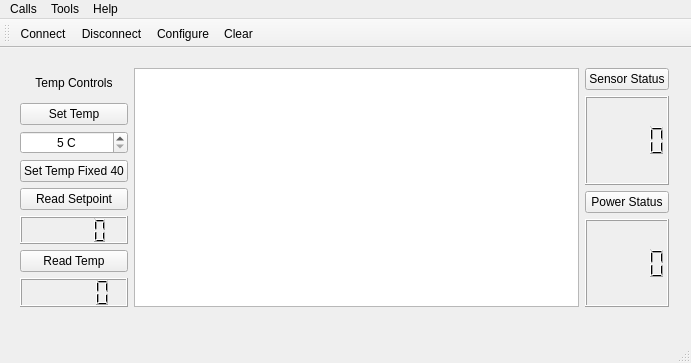
This is mainwindow.ui in DonMunn/OvenComm as Qt 5 draws it before an edit. The edited form follows.
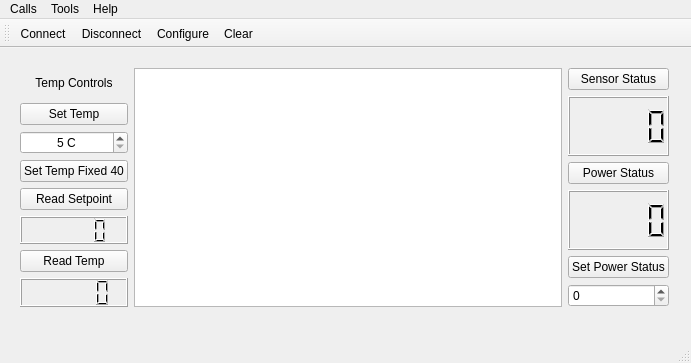
This is the edited form. Icons and pictures are not drawn.

Commit message: Readded the UI update functionality and added set status

Patch:
```diff
--- a/mainwindow.ui
+++ b/mainwindow.ui
@@ -113,6 +113,20 @@
        <item>
         <widget class="QLCDNumber" name="lcdNumberPowerStatus"/>
        </item>
+       <item>
+        <widget class="QPushButton" name="pushButtonSetPowerStatus">
+         <property name="text">
+          <string>Set Power Status</string>
+         </property>
+        </widget>
+       </item>
+       <item>
+        <widget class="QSpinBox" name="spinBoxPowerStatus">
+         <property name="maximum">
+          <number>1</number>
+         </property>
+        </widget>
+       </item>
       </layout>
      </item>
     </layout>
```
The commit also changes 4 other files.
